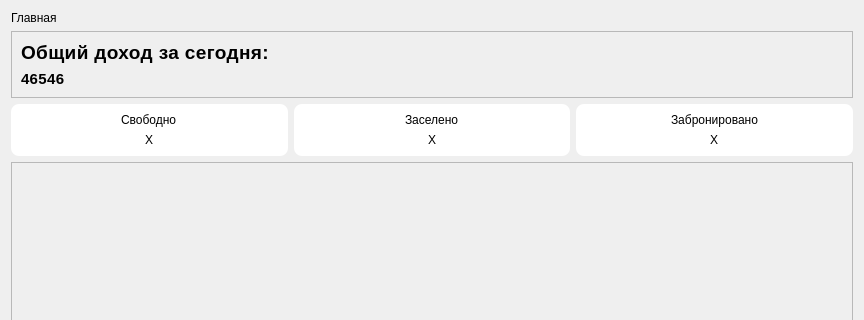
The window that Client/Form Menu/Main Menu/formmainmenu.ui (Golfriman/Control_Data) describes before a commit, drawn with Qt 5; both pictures show x 0 to 864 and y 0 to 320 of the 864 by 591 pixel window.
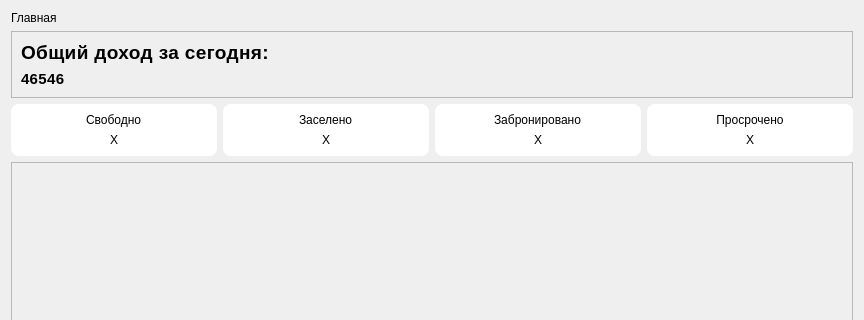
The same window after the commit.

Patch:
```diff
--- a/Client/Form Menu/Main Menu/formmainmenu.ui
+++ b/Client/Form Menu/Main Menu/formmainmenu.ui
@@ -186,6 +186,48 @@
        </layout>
       </widget>
      </item>
+     <item>
+      <widget class="QFrame" name="frame_6">
+       <property name="whatsThis">
+        <string>&lt;html&gt;&lt;head/&gt;&lt;body&gt;&lt;p&gt;Данные о том, сколько комнат просрочили оплату аренды&lt;/p&gt;&lt;/body&gt;&lt;/html&gt;</string>
+       </property>
+       <property name="styleSheet">
+        <string notr="true">background: white;
+border-radius: 8px;</string>
+       </property>
+       <property name="frameShape">
+        <enum>QFrame::StyledPanel</enum>
+       </property>
+       <property name="frameShadow">
+        <enum>QFrame::Raised</enum>
+       </property>
+       <layout class="QVBoxLayout" name="verticalLayout_6">
+        <item>
+         <widget class="QLabel" name="label_8">
+          <property name="text">
+           <string>Просрочено</string>
+          </property>
+          <property name="textFormat">
+           <enum>Qt::MarkdownText</enum>
+          </property>
+          <property name="alignment">
+           <set>Qt::AlignCenter</set>
+          </property>
+         </widget>
+        </item>
+        <item>
+         <widget class="QLabel" name="overdue">
+          <property name="text">
+           <string>Х</string>
+          </property>
+          <property name="alignment">
+           <set>Qt::AlignCenter</set>
+          </property>
+         </widget>
+        </item>
+       </layout>
+      </widget>
+     </item>
     </layout>
    </item>
    <item>
```
Left out of the diff: 8 changed lines with no effect on the pictures.
